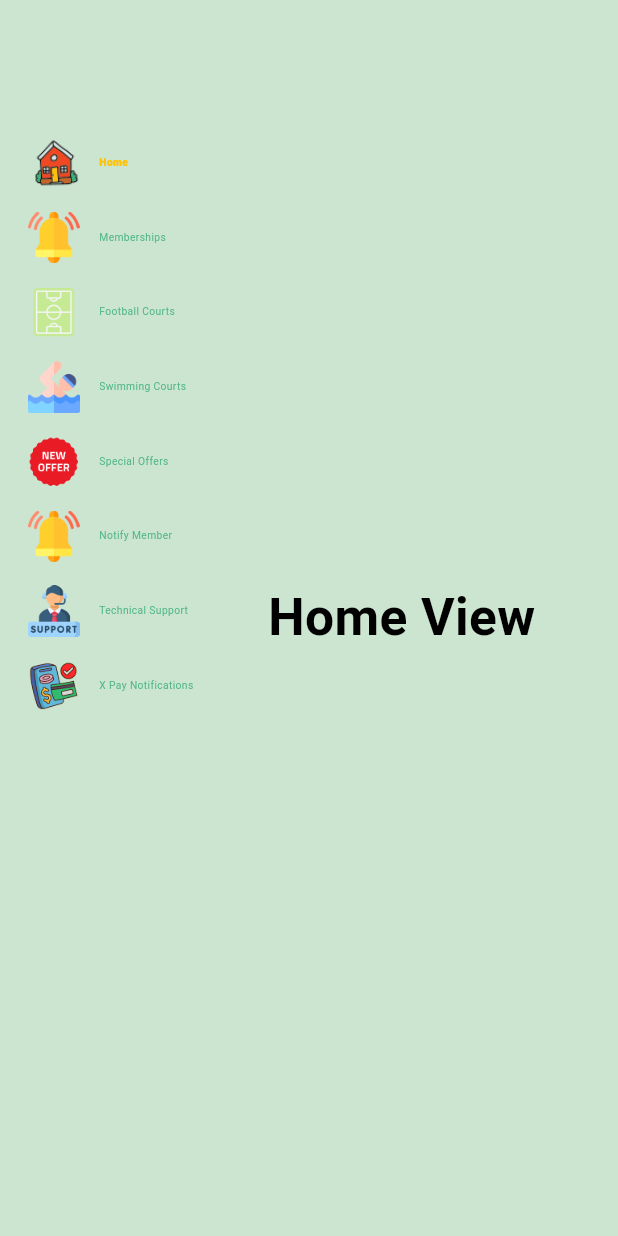
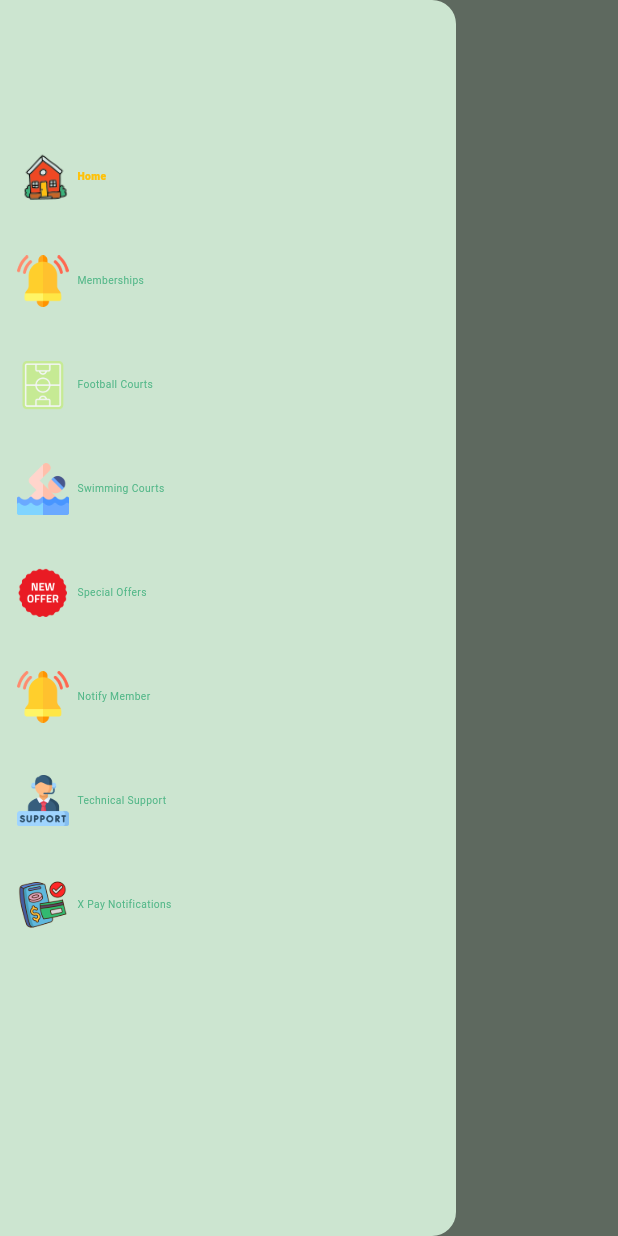
Before and after one commit to MosasaUnited/AshgarClubAdminDash, a Flutter app: the screen it shows after launch, with the side drawer open (before the commit the screen has no drawer), on a phone screen of 412 x 824 dp. Run offline on Flutter 3.47's test engine with Material 3 defaults, Android fonts, the phone set to English and light mode, and no system bars; our stand-ins replace flutter_screenutil, go_router; Roboto replaces fonts that are missing (Cairo).

Commit message:
MakeMainAndSideMenuScreenResponsiveWithAllPlatforms

```diff
--- a/lib/feature/main/presentation/screens/main_screen_body.dart
+++ b/lib/feature/main/presentation/screens/main_screen_body.dart
@@ -40,7 +40,11 @@ class _MainScreenBodyState extends State<MainScreenBody> {
   Widget build(BuildContext context) {
     return Scaffold(
       body: SafeArea(
-        child: Row(
+        child: LayoutBuilder(
+          builder: (context, constraints) {
+            if (constraints.maxWidth > 600) {
+              // Desktop Or Web
+              return Row(
                 children: [
                   Expanded(
                     flex: 3,
@@ -55,7 +59,28 @@ class _MainScreenBodyState extends State<MainScreenBody> {
                     ),
                   ),
                 ],
+              );
+            } else {
+              return Stack(
+                children: [
+                  _screens[_selectedIndex],
+                  Positioned(
+                      top: 0,
+                      left: 0,
+                      child: IconButton(
+                        onPressed: () {
+                          Scaffold.of(context).openDrawer();
+                        },
+                        icon: const Icon(Icons.menu),
+                      ))
+                ],
+              );
+            }
+          },
         ),
+      ),
+      drawer: Drawer(
+        child: SideMenuScreen(onItemTapped: _onItemTapped),
       ),
     );
   }
--- a/lib/feature/main/presentation/screens/side_menu_screen.dart
+++ b/lib/feature/main/presentation/screens/side_menu_screen.dart
@@ -23,9 +23,15 @@ class _SideMenuScreenState extends State<SideMenuScreen> {
 
     return Padding(
       padding: EdgeInsets.symmetric(vertical: 70.h, horizontal: 5.w),
+      child: Column(
+        children: [
+          Expanded(
             child: ListView.builder(
               itemCount: data.menu.length,
               itemBuilder: (context, index) => buildMenuEntry(data, index),
+            ),
+          ),
+        ],
       ),
     );
   }
@@ -38,19 +44,27 @@ class _SideMenuScreenState extends State<SideMenuScreen> {
           selectIndex = index;
         });
         widget.onItemTapped(index);
+        if (MediaQuery.of(context).size.width <= 600) {
+          Navigator.of(context).pop();
+        }
       },
       child: Row(
         children: [
           Padding(
-            padding: const EdgeInsets.symmetric(horizontal: 13, vertical: 7),
+            padding: EdgeInsets.symmetric(horizontal: 5.w, vertical: 14.h),
             child: SizedBox(
-                height: 30.h, width: 30.w, child: data.menu[index].icon),
+              height: 30.h,
+              width: 30.w,
+              child: data.menu[index].icon,
             ),
-          Text(
+          ),
+          Flexible(
+            child: Text(
               data.menu[index].title,
               style: Styles.textStyle6.copyWith(
                 color: isSelected ? MyColors.myYellow : MyColors.appColor,
                 fontWeight: isSelected ? FontWeight.w900 : FontWeight.normal,
+              ),
             ),
           ),
         ],
```
Lines whose indentation alone changed are shown as unchanged.
